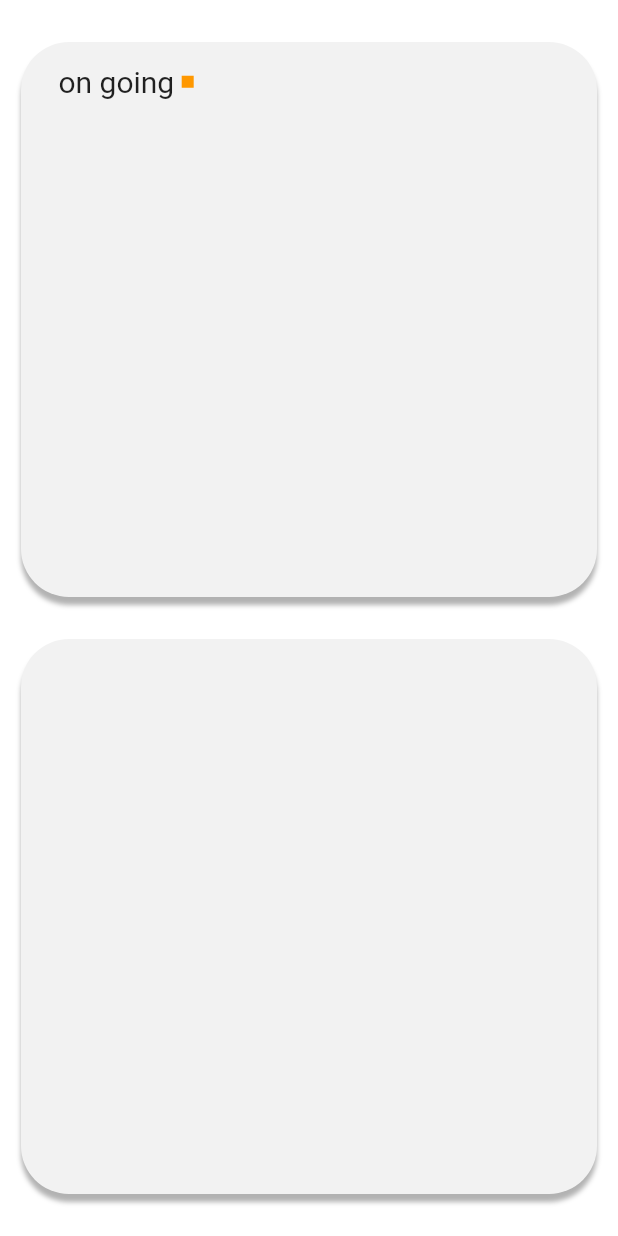
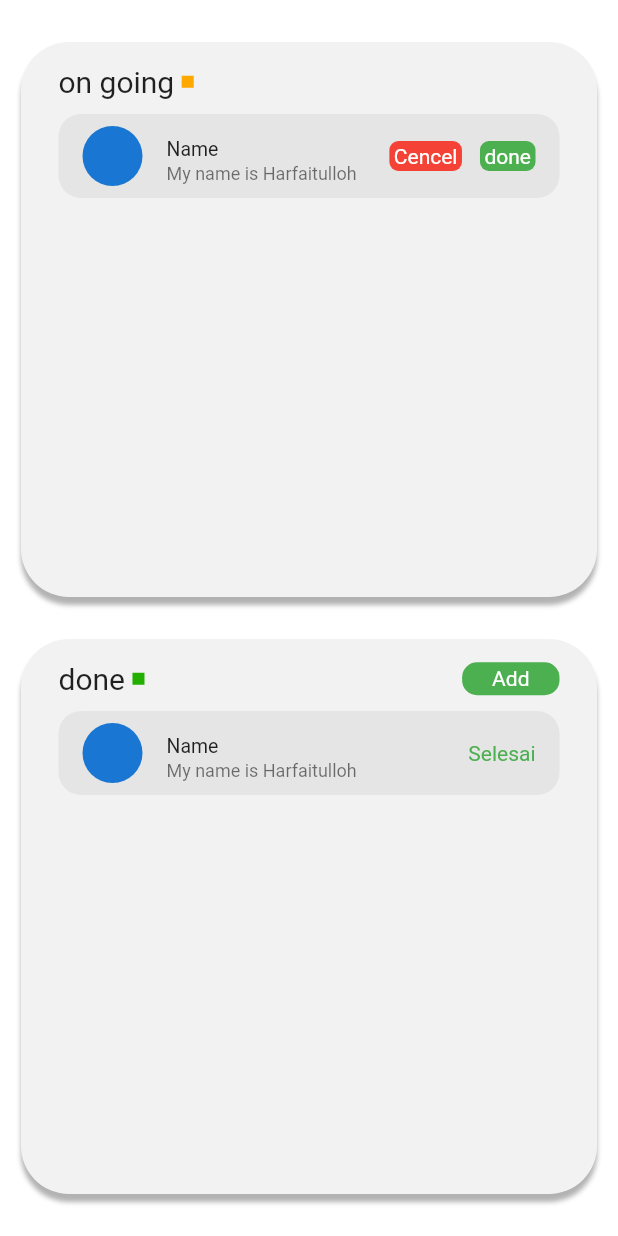
Before and after one commit to HARFAITULLOH/martabak_app, a Flutter app: the ListPage screen opened by its route, on a phone screen of 412 x 824 dp. Run offline on Flutter 3.47's test engine with Material 2 defaults, Android fonts, the phone set to English and light mode, and no system bars; our stand-ins replace get.

Commit message:
menambahkan (cancel, done, add, selesai) widget

```diff
--- a/lib/app/modules/list/pages/components/done_item.dart
+++ b/lib/app/modules/list/pages/components/done_item.dart
@@ -24,6 +24,72 @@ class DoneItem extends StatelessWidget {
           ),
         ],
       ),
+      child: Container(
+        padding: EdgeInsets.symmetric(horizontal: 25),
+        child: Column(
+          children: <Widget>[
+            SizedBox(height: 15),
+            Row(
+              children: <Widget>[
+                Text(
+                  'done',
+                  style: TextStyle(
+                    fontSize: 20,
+                  ),
+                ),
+                SizedBox(width: 5),
+                Container(
+                  width: 8,
+                  height: 8,
+                  color: Color.fromRGBO(35, 175, 0, 1),
+                ),
+                Spacer(),
+                Container(
+                  padding: EdgeInsets.symmetric(vertical: 3, horizontal: 20),
+                  decoration: BoxDecoration(
+                    borderRadius: BorderRadius.circular(10),
+                    color: Colors.green,
+                  ),
+                  child: Text(
+                    "Add",
+                    style: TextStyle(
+                      color: Colors.white,
+                    ),
+                  ),
+                ),
+              ],
+            ),
+            SizedBox(height: 10),
+            Container(
+              height: (size.height / 2) - 90,
+              child: ListView(
+                children: <Widget>[
+                  Container(
+                    decoration: BoxDecoration(
+                      color: Color.fromRGBO(229, 229, 229, 1),
+                      borderRadius: BorderRadius.circular(15),
+                    ),
+                    child: ListTile(
+                      dense: true,
+                      visualDensity: VisualDensity(vertical: -2),
+                      title: Text("Name"),
+                      subtitle: Text("My name is Harfaitulloh"),
+                      leading: CircleAvatar(),
+                      trailing: Text(
+                        "Selesai",
+                        style: TextStyle(
+                          color: Colors.green,
+                        ),
+                      ),
+                    ),
+                  ),
+                  SizedBox(height: 10),
+                ],
+              ),
+            )
+          ],
+        ),
+      ),
     );
   }
 }
--- /dev/null
+++ b/lib/app/modules/list/pages/components/list_item_on_goind.dart
@@ -0,0 +1,69 @@
+import 'package:flutter/material.dart';
+
+class ListItem extends StatelessWidget {
+  const ListItem({
+    Key? key,
+  }) : super(key: key);
+
+  @override
+  Widget build(BuildContext context) {
+    return Container(
+      decoration: BoxDecoration(
+        color: Color.fromRGBO(229, 229, 229, 1),
+        borderRadius: BorderRadius.circular(15),
+      ),
+      child: ListTile(
+        dense: true,
+        visualDensity: VisualDensity(vertical: -2),
+        title: Text("Name"),
+        subtitle: Text("My name is Harfaitulloh"),
+        leading: CircleAvatar(),
+        trailing: Wrap(
+          spacing: 12, // space between two icons
+          children: <Widget>[
+            GestureDetector(
+              onTap: () {
+                print("Cencel");
+              },
+              child: Container(
+                padding: EdgeInsets.symmetric(
+                  vertical: 2,
+                  horizontal: 3,
+                ),
+                decoration: BoxDecoration(
+                  color: Colors.red,
+                  borderRadius: BorderRadius.circular(6),
+                ),
+                child: Text(
+                  "Cencel",
+                  style: TextStyle(color: Colors.white),
+                ),
+              ),
+            ),
+            GestureDetector(
+              onTap: () {
+                print("done");
+              },
+              child: Container(
+                padding: EdgeInsets.symmetric(
+                  vertical: 2,
+                  horizontal: 3,
+                ),
+                decoration: BoxDecoration(
+                  color: Colors.green,
+                  borderRadius: BorderRadius.circular(6),
+                ),
+                child: Text(
+                  "done",
+                  style: TextStyle(
+                    color: Colors.white,
+                  ),
+                ),
+              ),
+            ),
+          ],
+        ),
+      ),
+    );
+  }
+}
--- /dev/null
+++ b/lib/app/modules/list/pages/components/list_on_going.dart
@@ -0,0 +1,25 @@
+import 'package:flutter/material.dart';
+
+import './list_item_on_goind.dart';
+
+class ListOnGoing extends StatelessWidget {
+  const ListOnGoing({
+    Key? key,
+    required this.size,
+  }) : super(key: key);
+
+  final Size size;
+
+  @override
+  Widget build(BuildContext context) {
+    return Container(
+      height: (size.height / 2) - 90,
+      child: ListView(
+        children: <Widget>[
+          ListItem(),
+          SizedBox(height: 10),
+        ],
+      ),
+    );
+  }
+}
--- a/lib/app/modules/list/pages/components/on_going_item.dart
+++ b/lib/app/modules/list/pages/components/on_going_item.dart
@@ -1,4 +1,7 @@
 import 'package:flutter/material.dart';
+
+import './list_on_going.dart';
+import './on_going_text.dart';
 
 class OnGoingItem extends StatelessWidget {
   const OnGoingItem({
@@ -29,22 +32,9 @@ class OnGoingItem extends StatelessWidget {
         child: Column(
           children: <Widget>[
             SizedBox(height: 15),
-            Row(
-              children: <Widget>[
-                Text(
-                  'on going',
-                  style: TextStyle(
-                    fontSize: 20,
-                  ),
-                ),
-                SizedBox(width: 5),
-                Container(
-                  width: 8,
-                  height: 8,
-                  color: Colors.orange,
-                )
-              ],
-            )
+            OnGoingText(),
+            SizedBox(height: 10),
+            ListOnGoing(size: size)
           ],
         ),
       ),
--- /dev/null
+++ b/lib/app/modules/list/pages/components/on_going_text.dart
@@ -0,0 +1,27 @@
+import 'package:flutter/material.dart';
+
+class OnGoingText extends StatelessWidget {
+  const OnGoingText({
+    Key? key,
+  }) : super(key: key);
+
+  @override
+  Widget build(BuildContext context) {
+    return Row(
+      children: <Widget>[
+        Text(
+          'on going',
+          style: TextStyle(
+            fontSize: 20,
+          ),
+        ),
+        SizedBox(width: 5),
+        Container(
+          width: 8,
+          height: 8,
+          color: Color.fromRGBO(255, 168, 0, 1),
+        )
+      ],
+    );
+  }
+}
```
